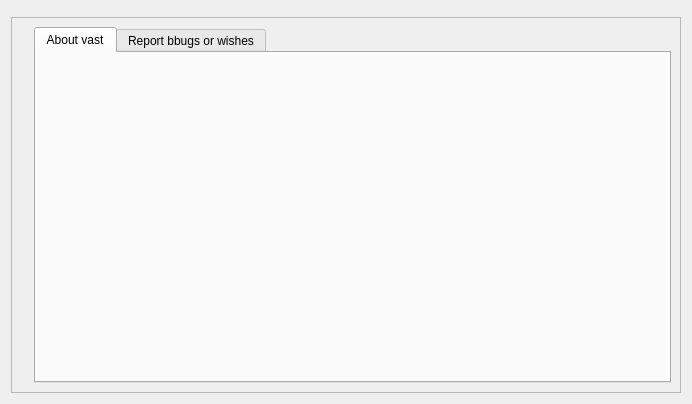
Above: forms/aboutDialog.ui from isis-group/vast before the change. Below: the same form after it.
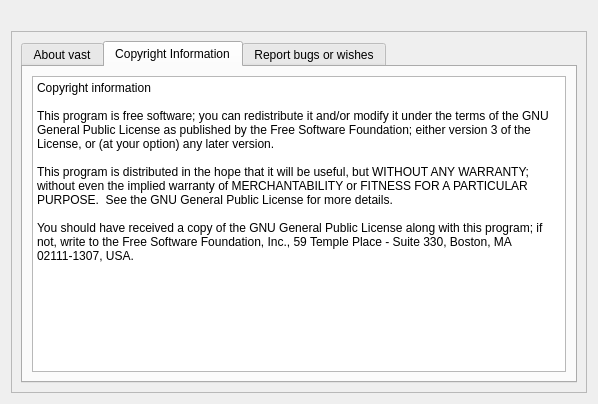
That is the form after the change. The open tabs and pages were chosen to show the change.

```diff
--- a/forms/aboutDialog.ui
+++ b/forms/aboutDialog.ui
@@ -6,7 +6,7 @@
    <rect>
     <x>0</x>
     <y>0</y>
-    <width>692</width>
+    <width>598</width>
     <height>404</height>
    </rect>
   </property>
@@ -15,12 +15,9 @@
   </property>
   <layout class="QVBoxLayout" name="verticalLayout">
    <item>
-    <widget class="QFrame" name="topFrame">
-     <property name="frameShape">
-      <enum>QFrame::StyledPanel</enum>
-     </property>
-     <property name="frameShadow">
-      <enum>QFrame::Raised</enum>
+    <widget class="QLabel" name="topLabel">
+     <property name="text">
+      <string/>
      </property>
     </widget>
    </item>
@@ -33,13 +30,6 @@
       <enum>QFrame::Raised</enum>
      </property>
      <layout class="QHBoxLayout" name="horizontalLayout">
-      <item>
-       <widget class="QLabel" name="vastSymbolLabel">
-        <property name="text">
-         <string/>
-        </property>
-       </widget>
-      </item>
       <item>
        <widget class="QTabWidget" name="tabWidget">
         <property name="currentIndex">
@@ -49,10 +39,46 @@
          <attribute name="title">
           <string>About vast</string>
          </attribute>
+         <layout class="QHBoxLayout" name="horizontalLayout_2">
+          <item>
+           <widget class="QLabel" name="vastSymbolLabel">
+            <property name="text">
+             <string/>
+            </property>
+           </widget>
+          </item>
+          <item>
+           <widget class="QPlainTextEdit" name="plainTextEdit_2"/>
+          </item>
+         </layout>
+        </widget>
+        <widget class="QWidget" name="tab_3">
+         <attribute name="title">
+          <string>Copyright Information</string>
+         </attribute>
+         <layout class="QGridLayout" name="gridLayout">
+          <item row="0" column="0">
+           <widget class="QPlainTextEdit" name="plainTextEdit">
+            <property name="readOnly">
+             <bool>true</bool>
+            </property>
+            <property name="plainText">
+             <string>Copyright information
+
+This program is free software; you can redistribute it and/or modify it under the terms of the GNU General Public License as published by the Free Software Foundation; either version 3 of the License, or (at your option) any later version.
+
+This program is distributed in the hope that it will be useful, but WITHOUT ANY WARRANTY; without even the implied warranty of MERCHANTABILITY or FITNESS FOR A PARTICULAR PURPOSE.  See the GNU General Public License for more details.
+
+You should have received a copy of the GNU General Public License along with this program; if not, write to the Free Software Foundation, Inc., 59 Temple Place - Suite 330, Boston, MA  02111-1307, USA.
+</string>
+            </property>
+           </widget>
+          </item>
+         </layout>
         </widget>
         <widget class="QWidget" name="tab_2">
          <attribute name="title">
-          <string>Report bbugs or wishes</string>
+          <string>Report bugs or wishes</string>
          </attribute>
         </widget>
        </widget>
```
Left out of the diff: 2 changed lines with no effect on the pictures.
